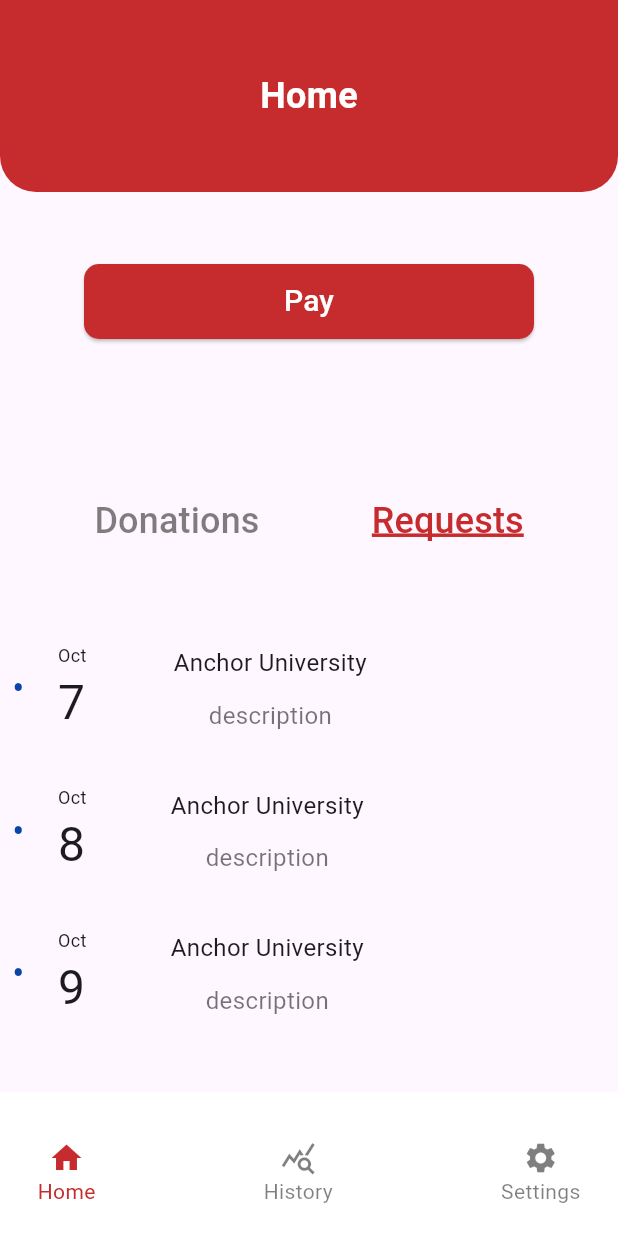
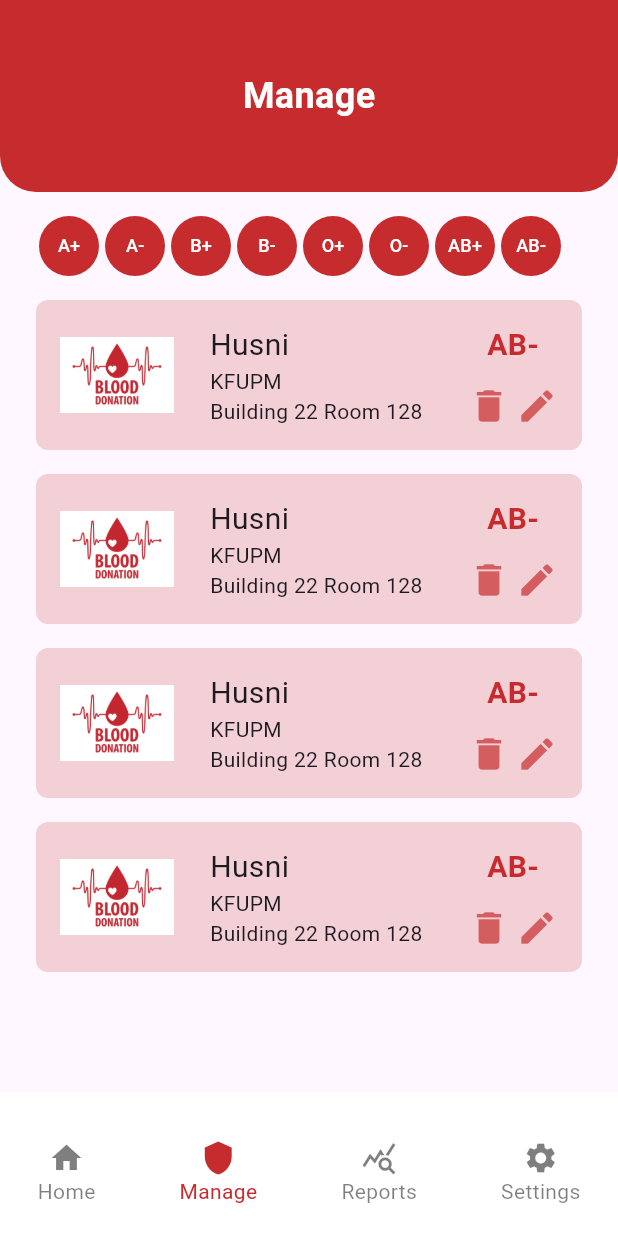
Before and after one commit to Ali-Hubail/BDMS, a Flutter app: the screen it shows after launch, on a phone screen of 412 x 824 dp. Run offline on Flutter 3.47's test engine with Material 3 defaults, Android fonts, the light colour scheme and no system bars.

Commit message:
create mgr manage screen

```diff
--- /dev/null
+++ b/bdms/lib/common_widgets/blood_group_item.dart
@@ -0,0 +1,31 @@
+import 'package:bdms/domain/blood_group.dart';
+import 'package:flutter/material.dart';
+
+class BloodGroupItem extends StatelessWidget {
+  const BloodGroupItem({
+    super.key,
+    required this.bloodGroup,
+    required this.onTap,
+  });
+
+  final BloodGroup bloodGroup;
+  final void Function() onTap;
+
+  @override
+  Widget build(BuildContext context) {
+    return CircleAvatar(
+      radius: 20,
+      backgroundColor: const Color(0xFFC62C2D),
+      child: InkWell(
+        onTap: onTap,
+        child: Text(
+          bgMap[bloodGroup]!,
+          style: const TextStyle(
+            color: Colors.white,
+            fontSize: 12,
+          ),
+        ),
+      ),
+    );
+  }
+}
--- a/bdms/lib/common_widgets/dr_rp_info_item.dart
+++ b/bdms/lib/common_widgets/dr_rp_info_item.dart
@@ -85,7 +85,7 @@
                       child: Icon(
                         icon1,
                         color: const Color.fromARGB(178, 198, 44, 45),
-                        size: 32,
+                        size: 28,
                       ),
                     ),
                     const SizedBox(
@@ -95,6 +95,7 @@
                       onTap: icon2OnTap,
                       child: Icon(
                         icon2,
+                        size: 28,
                         color: const Color.fromARGB(178, 198, 44, 45),
                       ),
                     )
--- a/bdms/lib/main.dart
+++ b/bdms/lib/main.dart
@@ -1,5 +1,6 @@
 import 'package:bdms/presentation/dr_rp_home/dr_rp_home.dart';
 import 'package:bdms/presentation/mgr_home/mgr_home.dart';
+import 'package:bdms/presentation/mgr_manage/mgr_manage.dart';
 import 'package:flutter/material.dart';
 
 void main() {
@@ -12,7 +13,7 @@
   @override
   Widget build(BuildContext context) {
     return const MaterialApp(
-      home: DrRpHomeScreen(),
+      home: MgrManageScreen(),
     );
   }
 }
--- a/bdms/lib/presentation/mgr_home/mgr_home.dart
+++ b/bdms/lib/presentation/mgr_home/mgr_home.dart
@@ -36,7 +36,9 @@
                 // Turn to listview builder to display real items
                 child: ListView(
               children: [
-                DrRpInfoItem(
+                Padding(
+                  padding: const EdgeInsets.only(bottom: 16.0),
+                  child: DrRpInfoItem(
                     bloodGroup: BloodGroup.A_NEGATIVE,
                     name: 'Husni',
                     rowItem1: 'Date: 12/12/2021',
@@ -46,10 +48,10 @@
                     icon1OnTap: () {},
                     icon2OnTap: () {},
                   ),
-                const SizedBox(
-                  height: 16,
                 ),
-                DrRpInfoItem(
+                Padding(
+                  padding: const EdgeInsets.only(bottom: 16.0),
+                  child: DrRpInfoItem(
                     bloodGroup: BloodGroup.A_NEGATIVE,
                     name: 'Husni',
                     rowItem1: 'Date: 12/12/2021',
@@ -59,10 +61,10 @@
                     icon1OnTap: () {},
                     icon2OnTap: () {},
                   ),
-                const SizedBox(
-                  height: 16,
                 ),
-                DrRpInfoItem(
+                Padding(
+                  padding: const EdgeInsets.only(bottom: 16.0),
+                  child: DrRpInfoItem(
                     bloodGroup: BloodGroup.A_NEGATIVE,
                     name: 'Husni',
                     rowItem1: 'Date: 12/12/2021',
@@ -72,6 +74,7 @@
                     icon1OnTap: () {},
                     icon2OnTap: () {},
                   ),
+                ),
               ],
             ))
           ],
--- /dev/null
+++ b/bdms/lib/presentation/mgr_manage/mgr_manage.dart
@@ -0,0 +1,103 @@
+import 'package:bdms/common_widgets/blood_group_item.dart';
+import 'package:bdms/common_widgets/custom_app_bar.dart';
+import 'package:bdms/common_widgets/custom_bottom_navigation_bar.dart';
+import 'package:bdms/common_widgets/dr_rp_info_item.dart';
+import 'package:bdms/domain/blood_group.dart';
+import 'package:flutter/material.dart';
+
+class MgrManageScreen extends StatelessWidget {
+  const MgrManageScreen({super.key});
+
+  @override
+  Widget build(BuildContext context) {
+    return Scaffold(
+      appBar: const CustomAppBar(
+        title: 'Manage',
+      ),
+      bottomNavigationBar: const CustomBottomNavigationBar(
+        index: 1,
+        managerView: true,
+      ),
+      body: Padding(
+        padding: const EdgeInsets.symmetric(vertical: 16.0, horizontal: 24.0),
+        child: Column(
+          children: [
+            Row(
+              children: [
+                for (final bloodGroup in BloodGroup.values)
+                  Padding(
+                    padding: const EdgeInsets.symmetric(horizontal: 2.0),
+                    child: BloodGroupItem(
+                      bloodGroup: bloodGroup,
+                      onTap: () {},
+                    ),
+                  ),
+              ],
+            ),
+            const SizedBox(
+              height: 16,
+            ),
+            Expanded(
+                // Turn to a listview builder and display real items
+                child: ListView(
+              children: [
+                Padding(
+                  padding: const EdgeInsets.only(bottom: 16.0),
+                  child: DrRpInfoItem(
+                    name: 'Husni',
+                    rowItem1: 'KFUPM',
+                    rowItem2: 'Building 22 Room 128',
+                    bloodGroup: BloodGroup.AB_NEGATIVE,
+                    icon1: Icons.delete,
+                    icon2: Icons.edit,
+                    icon1OnTap: () {},
+                    icon2OnTap: () {},
+                  ),
+                ),
+                Padding(
+                  padding: const EdgeInsets.only(bottom: 16.0),
+                  child: DrRpInfoItem(
+                    name: 'Husni',
+                    rowItem1: 'KFUPM',
+                    rowItem2: 'Building 22 Room 128',
+                    bloodGroup: BloodGroup.AB_NEGATIVE,
+                    icon1: Icons.delete,
+                    icon2: Icons.edit,
+                    icon1OnTap: () {},
+                    icon2OnTap: () {},
+                  ),
+                ),
+                Padding(
+                  padding: const EdgeInsets.only(bottom: 16.0),
+                  child: DrRpInfoItem(
+                    name: 'Husni',
+                    rowItem1: 'KFUPM',
+                    rowItem2: 'Building 22 Room 128',
+                    bloodGroup: BloodGroup.AB_NEGATIVE,
+                    icon1: Icons.delete,
+                    icon2: Icons.edit,
+                    icon1OnTap: () {},
+                    icon2OnTap: () {},
+                  ),
+                ),
+                Padding(
+                  padding: const EdgeInsets.only(bottom: 16.0),
+                  child: DrRpInfoItem(
+                    name: 'Husni',
+                    rowItem1: 'KFUPM',
+                    rowItem2: 'Building 22 Room 128',
+                    bloodGroup: BloodGroup.AB_NEGATIVE,
+                    icon1: Icons.delete,
+                    icon2: Icons.edit,
+                    icon1OnTap: () {},
+                    icon2OnTap: () {},
+                  ),
+                ),
+              ],
+            ))
+          ],
+        ),
+      ),
+    );
+  }
+}
```
Lines whose indentation alone changed are shown as unchanged.
